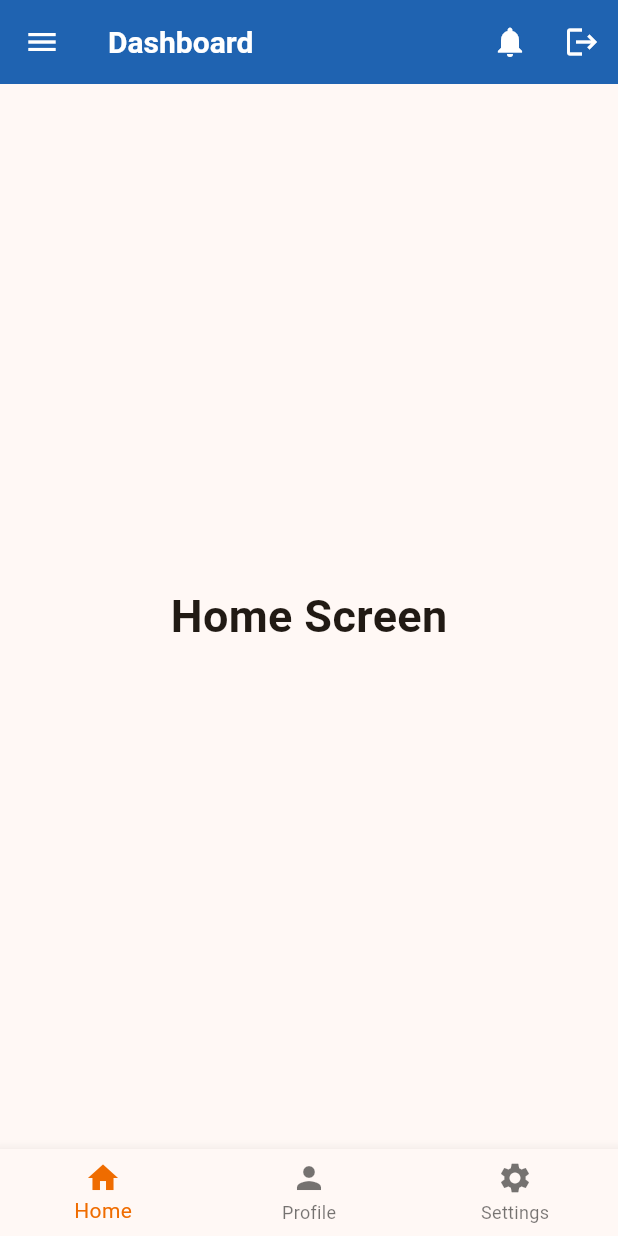
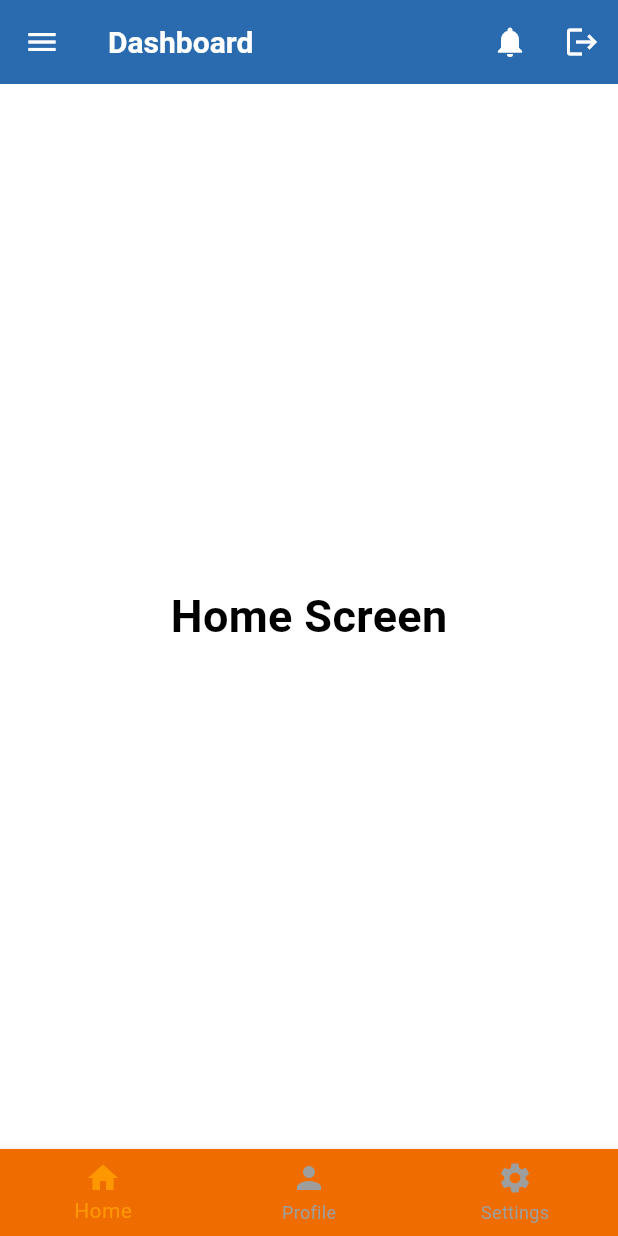
Before and after one commit to Gagendraghalley/Desuung-APP, a Flutter app: the screen it shows after launch, on a phone screen of 412 x 824 dp. Run offline on Flutter 3.47's test engine with Material 3 defaults, Android fonts, the phone set to English and light mode, and no system bars; our stand-ins replace image_picker.

Commit message:
pushing new changes

```diff
--- a/lib/main.dart
+++ b/lib/main.dart
@@ -1,4 +1,5 @@
 import 'package:flutter/material.dart';
+import 'package:flutter/services.dart';
 import 'screens/dashboard_screen.dart';
 
 
@@ -16,22 +17,24 @@
         debugShowCheckedModeBanner: false,
         title: 'Flutter Demo',
         theme: ThemeData(
-        colorScheme: ColorScheme.fromSeed(
-          seedColor: Colors.orange,
-          brightness: Brightness.light,
-          // Optional: Customize specific colors
-          primary: Colors.orange.shade800,
-          secondary: Colors.orange.shade600,
+          colorScheme: ColorScheme.light(
+            primary: Colors.orange,
+            background: Colors.orange.shade100,
+            onPrimary: Colors.white,
           ),
-        useMaterial3: true,
-        // Additional orange-themed customizations
           appBarTheme: AppBarTheme(
+            systemOverlayStyle: SystemUiOverlayStyle.light,
             backgroundColor: Colors.orange.shade800,
             foregroundColor: Colors.white,
           ),
-        floatingActionButtonTheme: FloatingActionButtonThemeData(
-          backgroundColor: Colors.orange.shade600,
+          bottomNavigationBarTheme: BottomNavigationBarThemeData(
+            backgroundColor: Colors.orange.shade800,
+            selectedItemColor: Colors.orange,
+            unselectedItemColor: Colors.grey,
+            showSelectedLabels: true,
+            showUnselectedLabels: true,
           ),
+          useMaterial3: true,
         ),
         home: DashboardScreen(),
     );
@@ -47,17 +50,18 @@
 }
 
 class _MainScreenState extends State<MainScreen> {
+
   int _selectedIndex = 0;
-  static final List<Widget> _widgetOptions = <Widget>[
-    DashboardScreen(),
-  ];
-
+  static final List<Widget> _widgetOptions = <Widget>[DashboardScreen(),];
   void _onItemTapped(int index) {
     setState(() {
       _selectedIndex = index;
     });
   }
-
   @override
-  Widget build(BuildContext context) { return Scaffold(body: _widgetOptions.first,); }
+  Widget build(BuildContext context) {
+    return Scaffold(
+        body: _widgetOptions.first,
+    );
   }
+}
```
Lines whose indentation alone changed are shown as unchanged.
